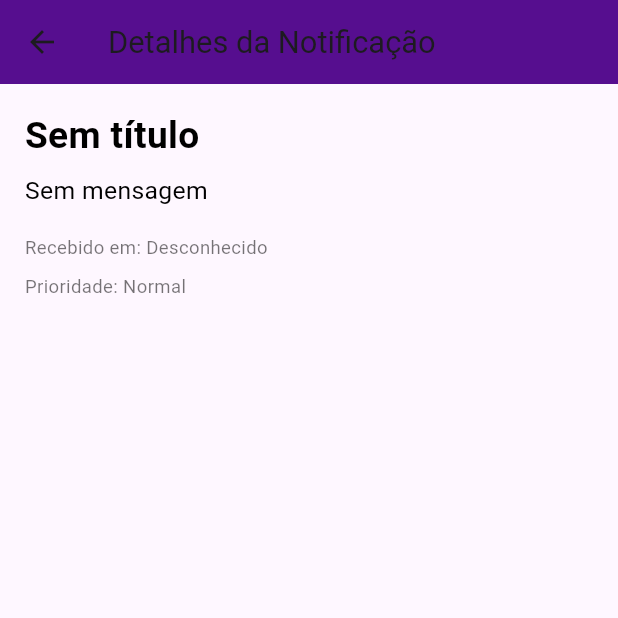
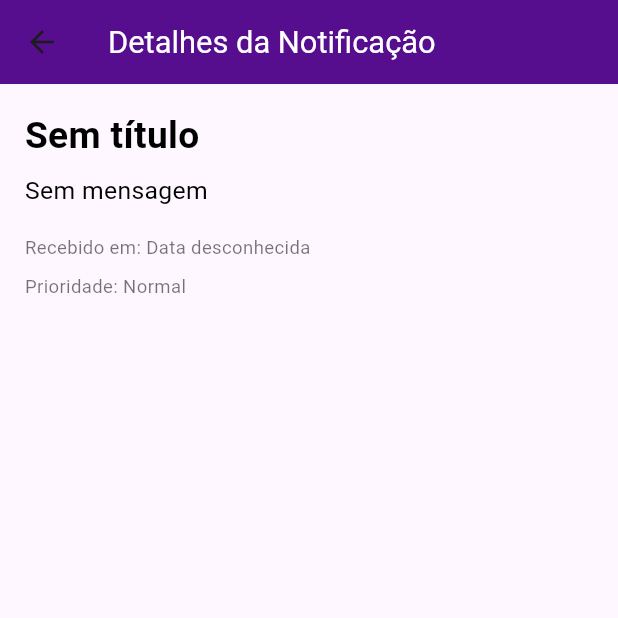
Before and after one commit to Sluvizottodev/PingNotify, a Flutter app: the MessageDetailScreen screen opened by its route, on a phone screen of 412 x 824 dp, the top half of it. Run offline on Flutter 3.47's test engine with Material 3 defaults, Android fonts, the phone set to English and light mode, and no system bars; our stand-ins replace cloud_firestore, device_info_plus, firebase_auth, firebase_core, firebase_messaging, logger and 1 more; missing offline and left inert: ntfluttery; accounts and stored records are empty.

```diff
--- a/lib/Screens/MainScreen/MessageDetail.dart
+++ b/lib/Screens/MainScreen/MessageDetail.dart
@@ -1,4 +1,5 @@
 import 'package:flutter/material.dart';
+import 'package:intl/intl.dart';
 import '../../utils/constants/colors.dart';
 
 class MessageDetailScreen extends StatelessWidget {
@@ -10,11 +11,26 @@ class MessageDetailScreen extends StatelessWidget {
   Widget build(BuildContext context) {
     final mediaQuery = MediaQuery.of(context);
 
+    String displayMessage = notification['message'] ?? 'Sem mensagem';
+
+    DateTime? timestamp;
+    if (notification['timestamp'] is String) {
+      try {
+        timestamp = DateTime.parse(notification['timestamp']);
+      } catch (e) {
+        timestamp = null;
+      }
+    } else if (notification['timestamp'] is int) {
+      timestamp = DateTime.fromMillisecondsSinceEpoch(notification['timestamp']);
+    }
+
+    String formattedDate = timestamp != null ? DateFormat('dd/MM/yyyy HH:mm').format(timestamp) : 'Data desconhecida';
+
     return Scaffold(
       appBar: AppBar(
         title: Text(
           'Detalhes da Notificação',
-          style: TextStyle(
+          style: TextStyle( color: TColors.textWhite,
             fontSize: mediaQuery.size.width * 0.05, // Tamanho de fonte responsivo
           ),
         ),
@@ -34,27 +50,27 @@ class MessageDetailScreen extends StatelessWidget {
                 color: TColors.textPrimary,
               ),
             ),
-            SizedBox(height: mediaQuery.size.height * 0.01), // Espaçamento proporcional à altura da tela
+            SizedBox(height: mediaQuery.size.height * 0.01),
             Text(
-              notification['message'] ?? 'Sem mensagem',
+              displayMessage,
               style: TextStyle(
-                fontSize: mediaQuery.size.width * 0.04, // Tamanho de fonte responsivo
+                fontSize: mediaQuery.size.width * 0.04,
                 color: TColors.textPrimary,
               ),
             ),
-            SizedBox(height: mediaQuery.size.height * 0.02), // Espaçamento proporcional à altura da tela
+            SizedBox(height: mediaQuery.size.height * 0.02),
             Text(
-              'Recebido em: ${notification['timestamp'] ?? 'Desconhecido'}',
+              'Recebido em: $formattedDate',
               style: TextStyle(
-                fontSize: mediaQuery.size.width * 0.03, // Tamanho de fonte responsivo
+                fontSize: mediaQuery.size.width * 0.03,
                 color: Colors.black54,
               ),
             ),
-            SizedBox(height: mediaQuery.size.height * 0.01), // Espaçamento proporcional à altura da tela
+            SizedBox(height: mediaQuery.size.height * 0.01),
             Text(
               'Prioridade: ${notification['priority'] ?? 'Normal'}',
               style: TextStyle(
-                fontSize: mediaQuery.size.width * 0.03, // Tamanho de fonte responsivo
+                fontSize: mediaQuery.size.width * 0.03,
                 color: Colors.black54,
               ),
             ),
--- a/pubspec.yaml
+++ b/pubspec.yaml
@@ -22,6 +22,7 @@ dependencies:
   web_socket_channel: ^3.0.1
   url_launcher: ^6.3.0
   ntfluttery: ^0.1.1
+  intl: ^0.19.0
 
 dev_dependencies:
   flutter_test:
```
Also changed, not shown: lib/Screens/MainScreen/Principal.dart (+18 -18 lines), lib/utils/componentes/NotificationCard.dart (+39 -10 lines), pubspec.lock.
